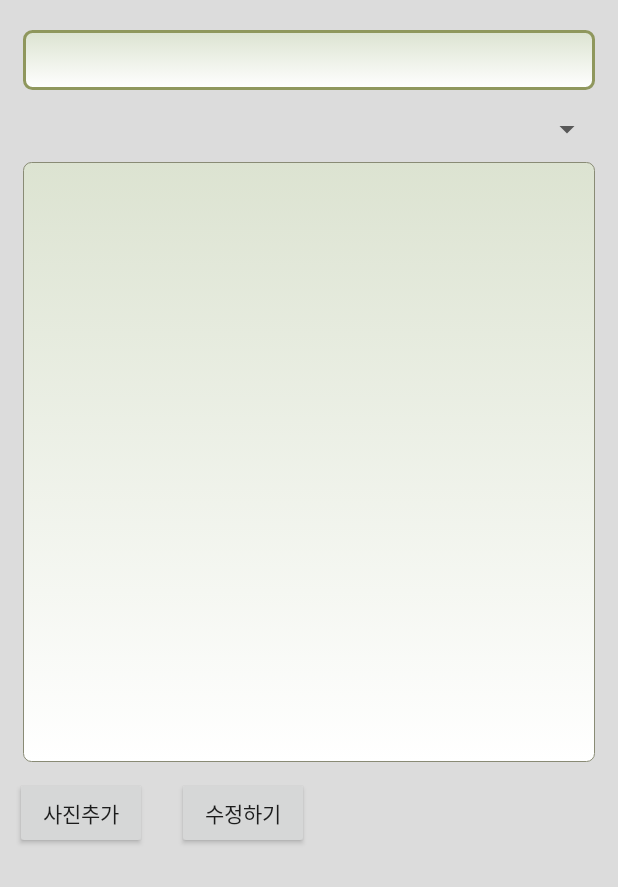
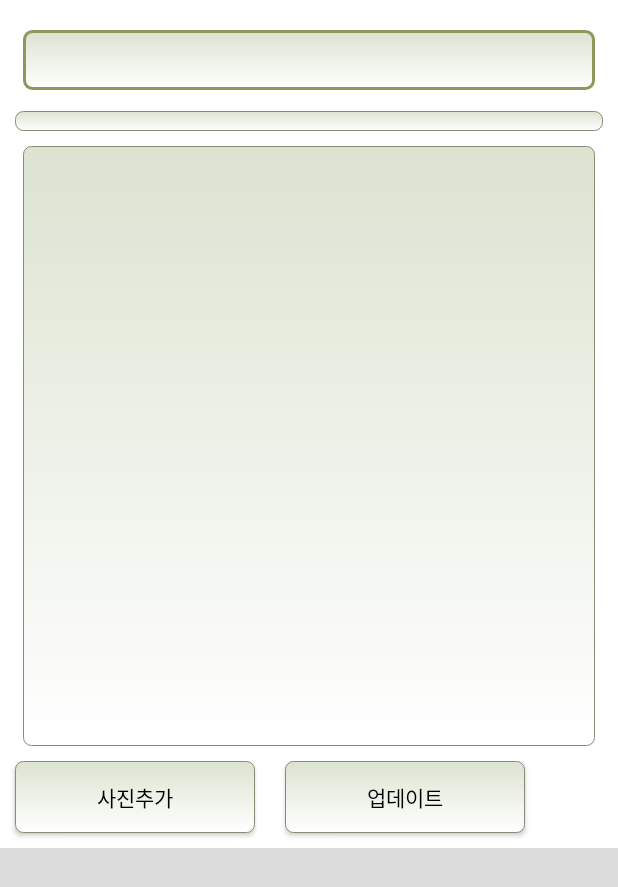
Before and after one commit to dksekfldks65/FoodyMap, an Android app: the FoodListViewActivity screen opened directly, with no data from a screen before it, on a phone screen of 412 x 824 dp. Shown: the top 887 px of the screen. Run offline under Robolectric (Android 15) with nearby library versions, the phone set to English and light mode, and no system bars; 1 statement that could not run was skipped.

Commit message:
UI 수정

```diff
--- a/FudiMap/app/src/main/java/fudi/fudimap/MapsActivity.java
+++ b/FudiMap/app/src/main/java/fudi/fudimap/MapsActivity.java
@@ -348,13 +348,13 @@ public class MapsActivity extends FragmentActivity implements OnMapReadyCallback
         if(requestCode == REQ_CODE_GALLERY){
             if(resultCode == RESULT_OK){
                 Uri uri = data.getData();
-                Toast.makeText(getApplicationContext(), "activity result2", Toast.LENGTH_SHORT).show();
+
                 try {
                     Bitmap bm = MediaStore.Images.Media.getBitmap(getContentResolver(), uri);
                     Bitmap resized = null;
                     int height = bm.getHeight();
                     int width = bm.getWidth();
-                    resized = Bitmap.createScaledBitmap(bm, width/2, height/2, true);
+                    resized = Bitmap.createScaledBitmap(bm, width/4, height/4, true);
                     if(height > 2000){
                         resized = imgRotate(resized);
                         food = bitmapToByteArray(resized);
--- a/FudiMap/app/src/main/res/layout/activity_food_list_view.xml
+++ b/FudiMap/app/src/main/res/layout/activity_food_list_view.xml
@@ -8,6 +8,7 @@
     <LinearLayout
         android:layout_width="match_parent"
         android:layout_height="match_parent"
+        android:background="#FFFFFF"
         android:focusable="true"
         android:focusableInTouchMode="true"
         android:orientation="vertical">
@@ -22,12 +23,13 @@
             android:layout_height="40dp"
             android:textSize="18dp"
             android:layout_marginTop="20dp"
-            android:textColor="#DC143C"
+            android:textColor="#000000"
             />
 
         <Spinner
             android:layout_marginTop="14dp"
             android:id="@+id/spinner1"
+            android:background="@drawable/layout"
             android:layout_marginLeft="10dp"
             android:layout_marginRight="10dp"
             android:layout_width="match_parent"
@@ -66,7 +68,7 @@
             android:layout_width="match_parent"
             android:layout_height="400dp"
             android:textSize="18dp"
-            android:textColor="#DC143C"
+            android:textColor="#000000"
             android:layout_below="@+id/spinner1"
             android:layout_marginBottom="10dp"
             android:layout_alignParentLeft="true"
@@ -81,26 +83,29 @@
 
             <Button
                 android:id="@+id/addPicture"
-                android:layout_width="wrap_content"
+                android:textColor="#000000"
+                android:layout_width="160dp"
                 android:layout_height="wrap_content"
                 android:layout_marginLeft="10dp"
                 android:layout_marginRight="10dp"
+                android:background="@drawable/layout"
                 android:onClick="onclickedAddPicture"
                 android:text="사진추가" />
 
             <Button
                 android:id="@+id/update"
-                android:layout_width="wrap_content"
+                android:textColor="#000000"
+                android:layout_width="160dp"
                 android:layout_height="wrap_content"
                 android:layout_alignEnd="@+id/memo"
                 android:layout_alignParentBottom="true"
                 android:layout_alignRight="@+id/memo"
-
                 android:layout_marginBottom="10dp"
                 android:layout_marginLeft="10dp"
                 android:layout_marginRight="10dp"
+                android:background="@drawable/layout"
                 android:onClick="onclickedupdate"
-                android:text="수정하기" />
+                android:text="업데이트" />
 
         </LinearLayout>
 
```
Also changed, not shown: FudiMap/app/src/main/java/fudi/fudimap/FoodListViewActivity.java (+1 -7 lines), FudiMap/app/src/main/res/drawable/border.xml (added, +9 -0 lines), FudiMap/app/src/main/res/layout/activity_maps.xml (+20 -8 lines).
